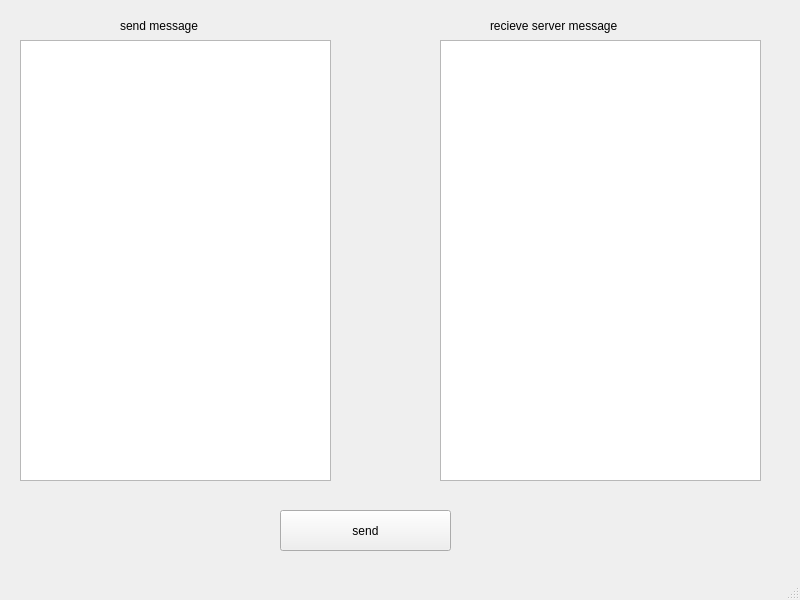
Old version of the form socket_client/mainwindow.ui in the repository lsh9672/Qt_tcp_socket.
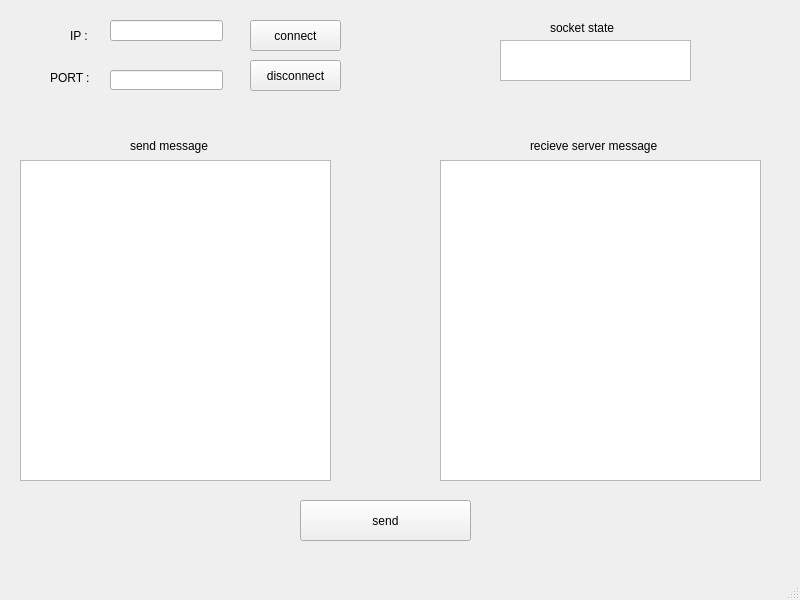
New version of the form.

```diff
--- a/socket_client/mainwindow.ui
+++ b/socket_client/mainwindow.ui
@@ -18,17 +18,17 @@
     <property name="geometry">
      <rect>
       <x>20</x>
-      <y>40</y>
+      <y>160</y>
       <width>311</width>
-      <height>441</height>
+      <height>321</height>
      </rect>
     </property>
    </widget>
    <widget class="QPushButton" name="pushButton">
     <property name="geometry">
      <rect>
-      <x>280</x>
-      <y>510</y>
+      <x>300</x>
+      <y>500</y>
       <width>171</width>
       <height>41</height>
      </rect>
@@ -40,8 +40,8 @@
    <widget class="QLabel" name="label">
     <property name="geometry">
      <rect>
-      <x>120</x>
-      <y>10</y>
+      <x>130</x>
+      <y>130</y>
       <width>91</width>
       <height>31</height>
      </rect>
@@ -53,8 +53,8 @@
    <widget class="QLabel" name="label_2">
     <property name="geometry">
      <rect>
-      <x>490</x>
-      <y>10</y>
+      <x>530</x>
+      <y>130</y>
       <width>141</width>
       <height>31</height>
      </rect>
@@ -67,12 +67,107 @@
     <property name="geometry">
      <rect>
       <x>440</x>
-      <y>40</y>
+      <y>160</y>
       <width>321</width>
-      <height>441</height>
+      <height>321</height>
      </rect>
     </property>
    </widget>
+   <widget class="QLabel" name="label_3">
+    <property name="geometry">
+     <rect>
+      <x>50</x>
+      <y>70</y>
+      <width>51</width>
+      <height>16</height>
+     </rect>
+    </property>
+    <property name="text">
+     <string>PORT : </string>
+    </property>
+   </widget>
+   <widget class="QLabel" name="label_4">
+    <property name="geometry">
+     <rect>
+      <x>70</x>
+      <y>30</y>
+      <width>22</width>
+      <height>12</height>
+     </rect>
+    </property>
+    <property name="text">
+     <string>IP : </string>
+    </property>
+   </widget>
+   <widget class="QLineEdit" name="lineEdit_ip">
+    <property name="geometry">
+     <rect>
+      <x>110</x>
+      <y>20</y>
+      <width>113</width>
+      <height>21</height>
+     </rect>
+    </property>
+   </widget>
+   <widget class="QLineEdit" name="lineEdit_port">
+    <property name="geometry">
+     <rect>
+      <x>110</x>
+      <y>70</y>
+      <width>113</width>
+      <height>20</height>
+     </rect>
+    </property>
+   </widget>
+   <widget class="QPushButton" name="pushButton_2">
+    <property name="geometry">
+     <rect>
+      <x>250</x>
+      <y>20</y>
+      <width>91</width>
+      <height>31</height>
+     </rect>
+    </property>
+    <property name="text">
+     <string>connect</string>
+    </property>
+   </widget>
+   <widget class="QPushButton" name="pushButton_3">
+    <property name="geometry">
+     <rect>
+      <x>250</x>
+      <y>60</y>
+      <width>91</width>
+      <height>31</height>
+     </rect>
+    </property>
+    <property name="text">
+     <string>disconnect</string>
+    </property>
+   </widget>
+   <widget class="QTextBrowser" name="textBrowser_socket_state">
+    <property name="geometry">
+     <rect>
+      <x>500</x>
+      <y>40</y>
+      <width>191</width>
+      <height>41</height>
+     </rect>
+    </property>
+   </widget>
+   <widget class="QLabel" name="label_5">
+    <property name="geometry">
+     <rect>
+      <x>550</x>
+      <y>20</y>
+      <width>91</width>
+      <height>16</height>
+     </rect>
+    </property>
+    <property name="text">
+     <string>socket state</string>
+    </property>
+   </widget>
   </widget>
   <widget class="QMenuBar" name="menubar">
    <property name="geometry">
```
